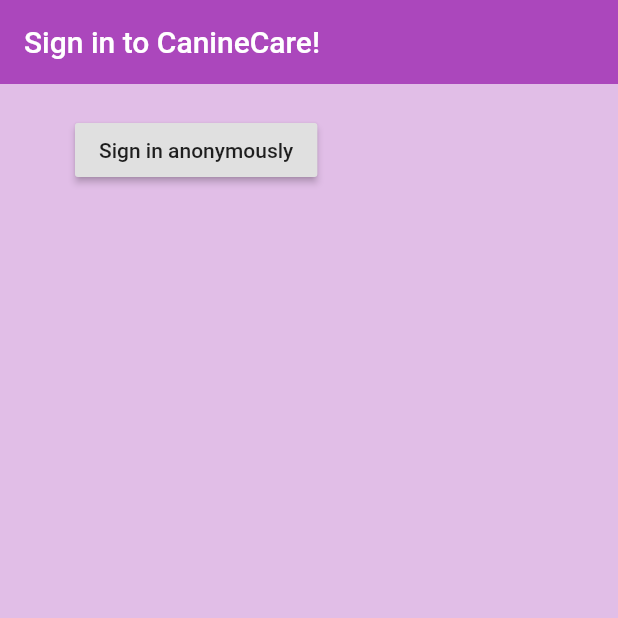
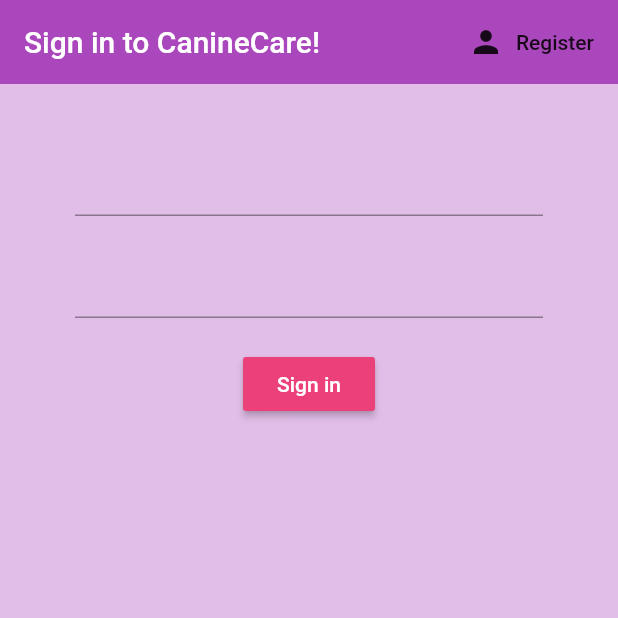
Before and after one commit to pinthekin/Canine-Care, a Flutter app: the screen it shows after launch, on a phone screen of 412 x 824 dp, the top half of it. Run offline on Flutter 3.47's test engine with Material 2 defaults, Android fonts, the phone set to English and light mode, and no system bars; our stand-ins replace cloud_firestore, firebase_auth, flutter_neumorphic; accounts and stored records are empty.

```diff
--- a/project-1-test-driven-development-canine-care-master/CanineCare/lib/pages/authenticate/authenticate.dart
+++ b/project-1-test-driven-development-canine-care-master/CanineCare/lib/pages/authenticate/authenticate.dart
@@ -1,17 +1,23 @@
 import 'package:flutter/material.dart';
 import 'package:instagram/pages/authenticate/sign_in.dart';
-
+import 'package:instagram/pages/authenticate/register.dart';
 
 class Authenticate extends StatefulWidget {
   @override
   _AuthenticateState createState() => _AuthenticateState();
 }
 class _AuthenticateState extends State<Authenticate> {
+  bool showSignIn = true;
+  void toggleView() {
+    setState(() => showSignIn = !showSignIn);
 
+  }
   @override
   Widget build(BuildContext context) {
-    return Container(
-      child: SignIn()
-    );
+    if (showSignIn) {
+      return SignIn(toggleView: toggleView);
+    } else {
+      return Register(toggleView: toggleView);
+    }
   }
 }
--- a/project-1-test-driven-development-canine-care-master/CanineCare/lib/pages/authenticate/sign_in.dart
+++ b/project-1-test-driven-development-canine-care-master/CanineCare/lib/pages/authenticate/sign_in.dart
@@ -3,6 +3,8 @@ import 'package:flutter/material.dart';
 import 'package:instagram/services/auth.dart';
 
 class SignIn extends StatefulWidget {
+  final Function toggleView;
+  SignIn({ this.toggleView });
   @override
   _SignInState createState() => _SignInState();
 }
@@ -10,6 +12,10 @@ class SignIn extends StatefulWidget {
 class _SignInState extends State<SignIn> {
 
   final AuthService _auth = AuthService();
+
+  //text field state
+  String email = '';
+  String password = '';
   @override
   Widget build(BuildContext context) {
     return Scaffold(
@@ -18,20 +24,48 @@ class _SignInState extends State<SignIn> {
         backgroundColor: Colors.purple[400],
         elevation:0.0,
         title: Text('Sign in to CanineCare!'),
+        actions: <Widget>[
+          FlatButton.icon(
+            icon: Icon(Icons.person),
+            label: Text('Register'),
+            onPressed: () {
+              widget.toggleView();
+            }
+          )
+        ],
       ),
       body: Container(
         padding: EdgeInsets.symmetric(vertical: 20.0, horizontal:50.0),
-        child: RaisedButton(
-            child: Text('Sign in anonymously'),
-            onPressed: () async {
-              dynamic result = await _auth.signInAnon();
-              if (result == null) {
-                print('error signing in');
-              } else {
-                print('signed in');
-                print(result.uid);
-              }
-            }
+        child: Form(
+          child: Column(
+            children: <Widget> [
+              SizedBox(height: 20.0),
+              TextFormField(
+                onChanged: (val) {
+                  setState(() => email = val);
+                }
+              ),
+              SizedBox(height: 20.0),
+              TextFormField(
+                obscureText: true,
+                onChanged: (val) {
+                  setState(() => password = val);
+                }
+              ),
+              SizedBox(height: 20.0),
+              RaisedButton(
+                color: Colors.pink[400],
+                child: Text(
+                  'Sign in',
+                  style: TextStyle(color: Colors.white),
+                ),
+                onPressed: () async {
+                  print(email);
+                  print(password);
+                }
+              )
+            ],
+          ),
         ),
       ),
     );
```
Also changed, not shown: project-1-test-driven-development-canine-care-master/CanineCare/lib/pages/authenticate/register.dart (+8 -3 lines).
